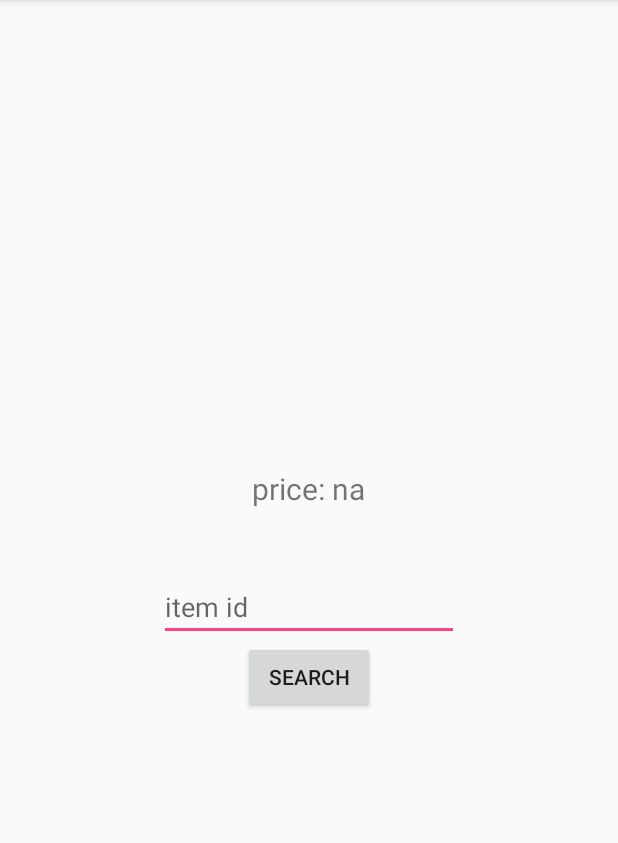
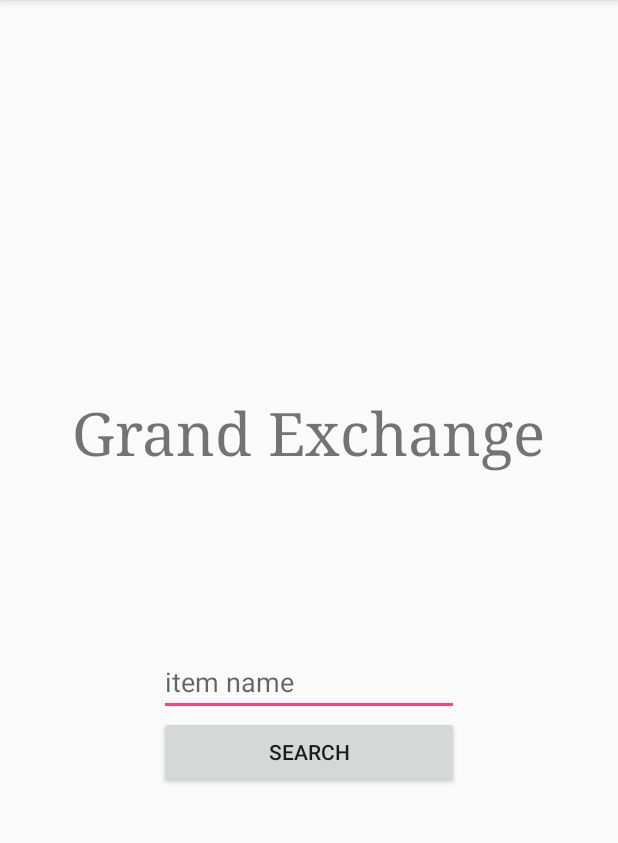
Before and after one commit to ozcer/RunicHelper, an Android app: the GeActivity screen opened directly, with no data from a screen before it, on a phone screen of 412 x 824 dp, the part 84-927 px from its top. Run offline under Robolectric (Android 15) with nearby library versions, the phone set to English and light mode, and no system bars.

Commit message:
modified display text in GE for clarity

```diff
--- a/app/src/main/res/layout/activity_ge.xml
+++ b/app/src/main/res/layout/activity_ge.xml
@@ -12,20 +12,21 @@
     <TextView
         android:id="@+id/geDisplay"
         android:layout_width="wrap_content"
-        android:layout_height="50dp"
+        android:layout_height="150dp"
         android:layout_margin="20dp"
-        android:text="price: n\a"
-        android:textSize="20dp"
+        android:text="Grand Exchange"
+        android:fontFamily="serif"
+        android:textSize="40dp"
         />
     <EditText
         android:id="@+id/geSearchBar"
         android:layout_width="200dp"
         android:layout_height="wrap_content"
-        android:hint="item id"
+        android:hint="item name"
         />
     <Button
         android:id="@+id/geSearchButton"
-        android:layout_width="wrap_content"
+        android:layout_width="200dp"
         android:layout_height="wrap_content"
         android:text="search"
         />
```
